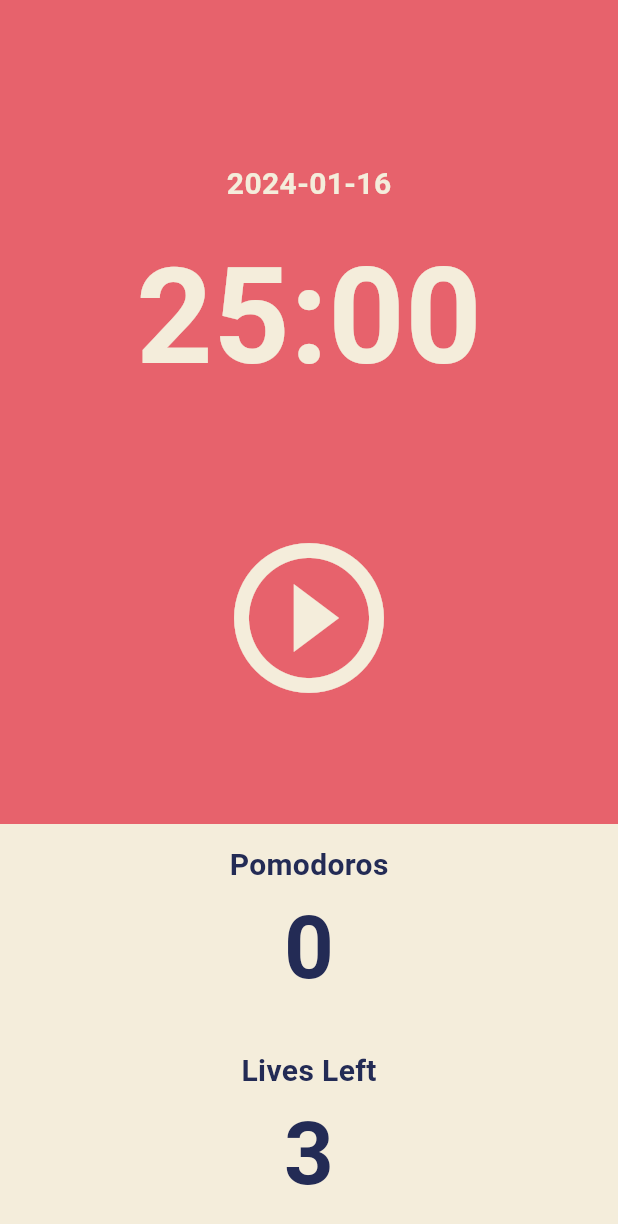
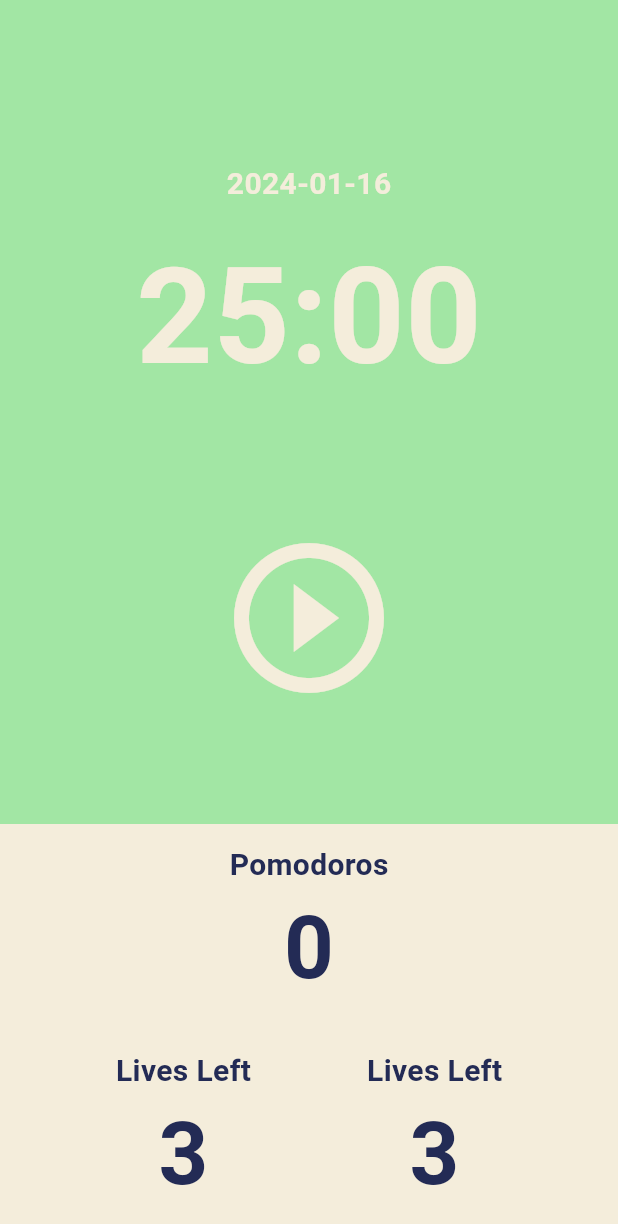
Before and after one commit to chaeyeonlee07/flutter-experimentation, a Flutter app: the screen it shows after launch, on a phone screen of 412 x 824 dp. Shown: the top 1224 px of the screen. Run offline on Flutter 3.47's test engine with Material 3 defaults, Android fonts, the phone set to English and light mode, and no system bars.

Commit message:
spacing fix

```diff
--- a/pomodoro/pomodoro/lib/screens/home_screen.dart
+++ b/pomodoro/pomodoro/lib/screens/home_screen.dart
@@ -15,6 +15,7 @@ class _HomeScreenState extends State<HomeScreen> {
   int totalSeconds = twentyFiveMinutes;
   late Timer timer;
   bool isRunning = false;
+  bool isAlive = true;
   int totalPomodoros = 0;
   int totalLivesofDay = totalLives;
   String today = "";
@@ -76,6 +77,9 @@ class _HomeScreenState extends State<HomeScreen> {
               onPressed: () {
                 Navigator.of(context).pop(true);
                 totalLivesofDay = totalLivesofDay - 1;
+                if (totalLivesofDay == 0) {
+                  isAlive = false;
+                }
               },
               child: const Text("Yes"),
             ),
@@ -107,7 +111,9 @@ class _HomeScreenState extends State<HomeScreen> {
   @override
   Widget build(BuildContext context) {
     return Scaffold(
-      backgroundColor: Theme.of(context).colorScheme.background,
+      backgroundColor: isAlive
+          ? const Color.fromARGB(255, 162, 230, 164)
+          : Theme.of(context).colorScheme.background,
       body: Column(
         children: [
           Flexible(
@@ -197,7 +203,10 @@ class _HomeScreenState extends State<HomeScreen> {
                     decoration: BoxDecoration(
                       color: Theme.of(context).cardColor,
                     ),
-                    child: Column(
+                    child: Row(
+                      mainAxisAlignment: MainAxisAlignment.spaceEvenly,
+                      children: [
+                        Column(
                           mainAxisAlignment: MainAxisAlignment.center,
                           children: [
                             Text(
@@ -222,6 +231,33 @@ class _HomeScreenState extends State<HomeScreen> {
                             ),
                           ],
                         ),
+                        Column(
+                          mainAxisAlignment: MainAxisAlignment.center,
+                          children: [
+                            Text(
+                              'Lives Left',
+                              style: TextStyle(
+                                  fontSize: 20,
+                                  fontWeight: FontWeight.w600,
+                                  color: Theme.of(context)
+                                      .textTheme
+                                      .displayLarge!
+                                      .color),
+                            ),
+                            Text(
+                              '$totalLivesofDay',
+                              style: TextStyle(
+                                  fontSize: 58,
+                                  fontWeight: FontWeight.w600,
+                                  color: Theme.of(context)
+                                      .textTheme
+                                      .displayLarge!
+                                      .color),
+                            ),
+                          ],
+                        ),
+                      ],
+                    ),
                   ),
                 ),
               ],
```
Lines whose indentation alone changed are shown as unchanged.
